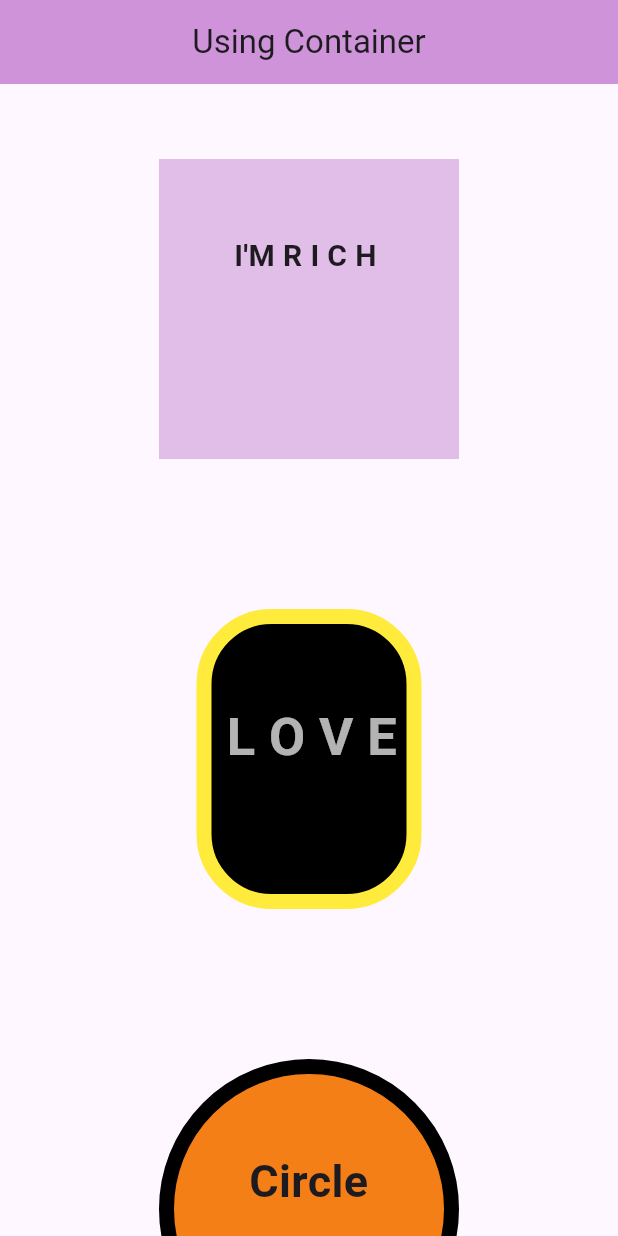
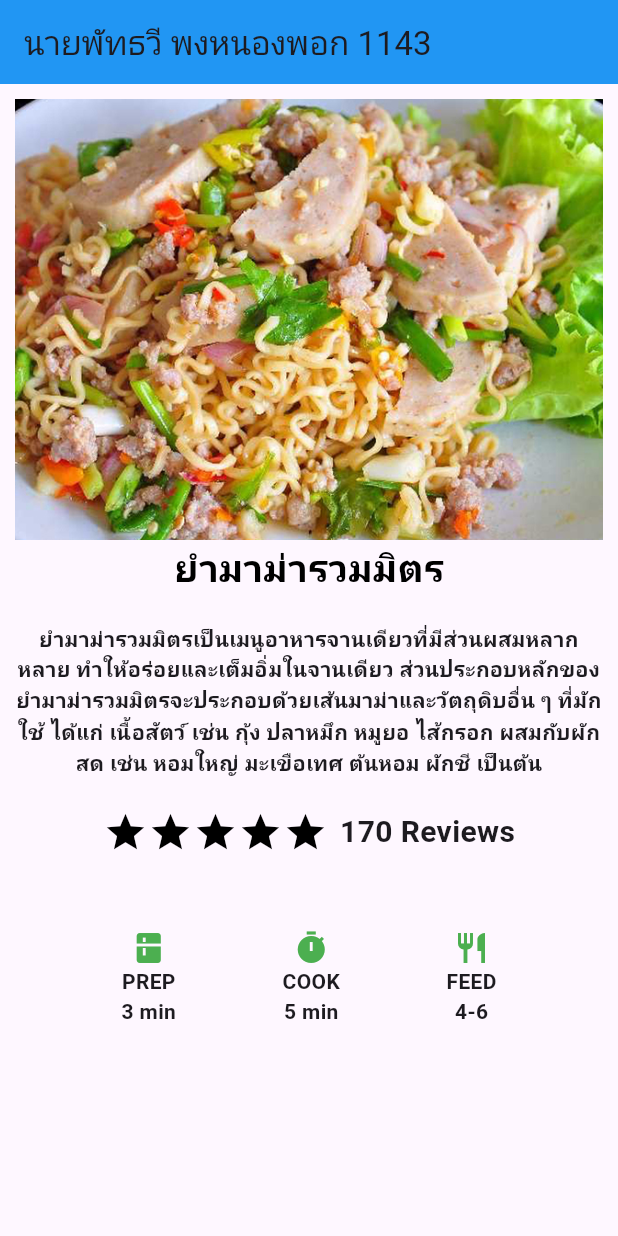
Before and after one commit to AuPattavee1143/flutter_sample, a Flutter app: the screen it shows after launch, on a phone screen of 412 x 824 dp. Run offline on Flutter 3.47's test engine with Material 3 defaults, Android fonts, the phone set to English and light mode, and no system bars.

Commit message:
work_week3 commit

```diff
--- a/flutter_sample/lib/main.dart
+++ b/flutter_sample/lib/main.dart
@@ -1,6 +1,7 @@
 import 'package:flutter/material.dart';
 import 'package:flutter_sample/my_container.dart';
 import 'package:flutter_sample/my_scroll.dart';
+import 'package:flutter_sample/work_week3.dart';
 
 void main() {
   runApp(const MainApp());
@@ -14,7 +15,7 @@ class MainApp extends StatelessWidget {
     return const MaterialApp(
       debugShowCheckedModeBanner: false,
       title: 'My Flutter Sample',
-      home:MyContainer()
+      home:WorkWeek3()
     );
   }
 }
--- /dev/null
+++ b/flutter_sample/lib/work_week3.dart
@@ -0,0 +1,75 @@
+import 'package:flutter/material.dart';
+
+class WorkWeek3 extends StatelessWidget {
+  const WorkWeek3({super.key});
+
+  @override
+  Widget build(BuildContext context) {
+    return Scaffold(
+      appBar: AppBar(
+        backgroundColor: Colors.blue,
+        title: const Text('นายพัทธวี พงหนองพอก 1143'),
+      ),
+      body: const SingleChildScrollView(
+        scrollDirection: Axis.vertical,
+        padding: EdgeInsets.all(10),
+        child: Column(
+            children: [
+              Image(image: AssetImage("images/yummama.jpg"),),
+              Text('ยำมาม่ารวมมิตร',style: TextStyle(fontSize: 25,color: Colors.black,fontWeight: FontWeight.bold)),
+              SizedBox(height: 20,),
+              Text('ยำมาม่ารวมมิตรเป็นเมนูอาหารจานเดียวที่มีส่วนผสมหลากหลาย ทำให้อร่อยและเต็มอิ่มในจานเดียว ส่วนประกอบหลักของยำมาม่ารวมมิตรจะประกอบด้วยเส้นมาม่าและวัตถุดิบอื่น ๆ ที่มักใช้ ได้แก่ เนื้อสัตว์ เช่น กุ้ง ปลาหมึก หมูยอ ไส้กรอก ผสมกับผักสด เช่น หอมใหญ่ มะเขือเทศ ต้นหอม ผักชี เป็นต้น',
+              textAlign: TextAlign.center,style: TextStyle(fontWeight: FontWeight.bold),),
+              SizedBox(height: 20,),
+              Center(
+                child: Column(
+                  mainAxisSize: MainAxisSize.min,
+                  children: [
+                    Row(
+                      mainAxisAlignment: MainAxisAlignment.center,
+                          children:[
+                            Icon(Icons.star, color: Colors.black,size: 30,),
+                            Icon(Icons.star, color: Colors.black,size: 30,),
+                            Icon(Icons.star, color: Colors.black,size: 30,),
+                            Icon(Icons.star, color: Colors.black,size: 30,),
+                            Icon(Icons.star, color: Colors.black,size: 30,),
+                            SizedBox(width: 8),
+                            Text('170 Reviews',style: TextStyle(fontSize: 20,fontWeight: FontWeight.bold),),
+                          ],
+                    ),
+                    SizedBox(height: 50,),
+                    Row(
+                      mainAxisAlignment: MainAxisAlignment.spaceEvenly,
+                      children: [
+                        Column(
+                          children: [
+                            Icon(Icons.kitchen,color: Colors.green,),
+                            Text('PREP',style: TextStyle(fontWeight: FontWeight.bold),),
+                            Text('3 min',style: TextStyle(fontWeight: FontWeight.bold),)
+                          ],
+                        ),
+                        Column(
+                            children: [
+                              Icon(Icons.timer,color:  Colors.green,),
+                              Text('COOK',style: TextStyle(fontWeight: FontWeight.bold),),
+                              Text('5 min',style: TextStyle(fontWeight: FontWeight.bold),),
+                            ],
+                        ),
+                        Column(
+                          children: [
+                              Icon(Icons.restaurant,color:  Colors.green,),
+                              Text('FEED',style: TextStyle(fontWeight: FontWeight.bold),),
+                              Text('4-6',style: TextStyle(fontWeight: FontWeight.bold),),
+                          ],
+                        ),
+                      ],
+                    )
+                  ],
+                ),
+              )
+            ],
+          ),
+        ),
+      );
+  }
+}
--- a/flutter_sample/pubspec.yaml
+++ b/flutter_sample/pubspec.yaml
@@ -17,3 +17,5 @@ dev_dependencies:
 
 flutter:
   uses-material-design: true
+  assets:
+    - images/yummama.jpg
```
Also changed, not shown: flutter_sample/images/yummama.jpg (added).
